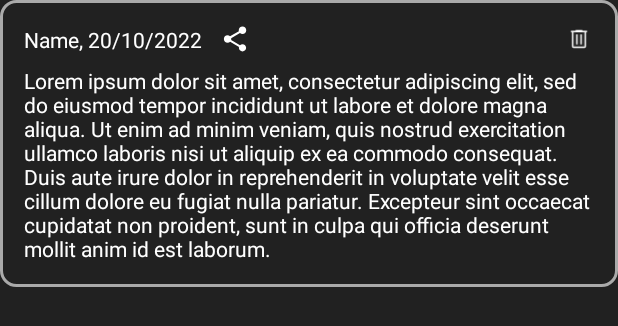
After one commit to DeeJack/roommates, an Android app: the layout note_list_item.xml on its own in the app's theme, with its tools: preview values and no code run, on a phone screen of 412 x 824 dp. The commit adds this screen. Shown: the top 326 px of the screen. Run offline under Robolectric (Android 15) with nearby library versions, the phone set to English and light mode, and no system bars.

Commit message:
Added Note list page, new note page, the menu for the new note.

```diff
--- /dev/null
+++ b/app/src/main/res/layout/note_list_item.xml
@@ -0,0 +1,67 @@
+<?xml version="1.0" encoding="utf-8"?>
+<LinearLayout xmlns:android="http://schemas.android.com/apk/res/android"
+    xmlns:app="http://schemas.android.com/apk/res-auto"
+    xmlns:tools="http://schemas.android.com/tools"
+    android:layout_width="match_parent"
+    android:layout_height="wrap_content"
+    android:background="@drawable/border"
+    android:orientation="vertical"
+    android:padding="16dp">
+
+    <androidx.constraintlayout.widget.ConstraintLayout
+        android:layout_width="match_parent"
+        android:layout_height="match_parent">
+
+        <ImageView
+            android:id="@+id/noteShareBtn"
+            android:layout_width="20dp"
+            android:layout_height="20dp"
+            app:layout_constraintEnd_toStartOf="@+id/noteDeleteBtn"
+            app:layout_constraintHorizontal_bias="0.054"
+            app:layout_constraintStart_toEndOf="@+id/noteNameField"
+            app:layout_constraintTop_toTopOf="parent"
+            app:srcCompat="?attr/actionModeShareDrawable"
+            app:tint="@color/white" />
+
+        <TextView
+            android:id="@+id/noteNameField"
+            android:layout_width="wrap_content"
+            android:layout_height="wrap_content"
+            android:text="Name, 20/10/2022"
+            app:layout_constraintBottom_toBottomOf="parent"
+            app:layout_constraintStart_toStartOf="parent"
+            app:layout_constraintTop_toTopOf="parent" />
+
+        <ImageView
+            android:id="@+id/noteDeleteBtn"
+            android:layout_width="20dp"
+            android:layout_height="20dp"
+            app:layout_constraintEnd_toEndOf="parent"
+            app:layout_constraintTop_toTopOf="parent"
+            app:srcCompat="@drawable/remove_foreground"
+            app:tint="@color/white" />
+
+    </androidx.constraintlayout.widget.ConstraintLayout>
+
+    <Space
+        android:layout_width="match_parent"
+        android:layout_height="8dp" />
+
+    <LinearLayout
+        android:layout_width="match_parent"
+        android:layout_height="match_parent"
+        android:orientation="horizontal">
+
+        <TextView
+            android:id="@+id/noteTextField"
+            android:layout_width="wrap_content"
+            android:layout_height="wrap_content"
+            android:text="Lorem ipsum dolor sit amet, consectetur adipiscing elit, sed do eiusmod tempor incididunt ut labore et dolore magna aliqua. Ut enim ad minim veniam, quis nostrud exercitation ullamco laboris nisi ut aliquip ex ea commodo consequat. Duis aute irure dolor in reprehenderit in voluptate velit esse cillum dolore eu fugiat nulla pariatur. Excepteur sint occaecat cupidatat non proident, sunt in culpa qui officia deserunt mollit anim id est laborum."
+            android:textColor="@color/white"
+            android:textSize="14sp"
+            app:layout_constraintBottom_toBottomOf="parent"
+            app:layout_constraintEnd_toEndOf="parent"
+            app:layout_constraintStart_toStartOf="parent" />
+    </LinearLayout>
+
+</LinearLayout>
--- a/app/src/main/res/values/dimens.xml
+++ b/app/src/main/res/values/dimens.xml
@@ -2,4 +2,5 @@
     <!-- Default screen margins, per the Android Design guidelines. -->
     <dimen name="fragment_horizontal_margin">16dp</dimen>
     <dimen name="fragment_vertical_margin">16dp</dimen>
+    <dimen name="divider_height">8dp</dimen>
 </resources>
--- a/app/src/main/res/values/strings.xml
+++ b/app/src/main/res/values/strings.xml
@@ -39,4 +39,9 @@
     <string name="error_join_house">Codice casa errato!</string>
     <string name="share_code_text">Unisciti alla mia casa su Roomates!\\nCodice: {code}\\nLink: {link}</string>
     <string name="share_code_title">Condividi il codice</string>
+    <string name="share_note_title">Condividi una nota</string>
+    <string name="delete_note_title">Conferma eliminazione</string>
+    <string name="delete_note_message">Vuoi eliminare la nota?</string>
+    <string name="note_new_hint">Nuova nota...</string>
+    <string name="new_note_btn">Salva nota</string>
 </resources>
```
Also changed, not shown: app/src/main/java/it/unitn/disi/fumiprovv/roommates/adapters/NoteListAdapter.java (added, +118 -0 lines), app/src/main/java/it/unitn/disi/fumiprovv/roommates/fragments/NewNoteFragment.java (added, +127 -0 lines), app/src/main/java/it/unitn/disi/fumiprovv/roommates/fragments/NoteFragment.java (added, +140 -0 lines), app/src/main/java/it/unitn/disi/fumiprovv/roommates/models/Note.java (+55 -0 lines), app/src/main/res/layout/fragment_new_note.xml (added, +24 -0 lines), app/src/main/res/layout/fragment_note.xml (added, +34 -0 lines), app/src/main/res/menu/note_new_bar.xml (added, +11 -0 lines), app/src/main/res/navigation/nav_graph.xml (+44 -5 lines).
